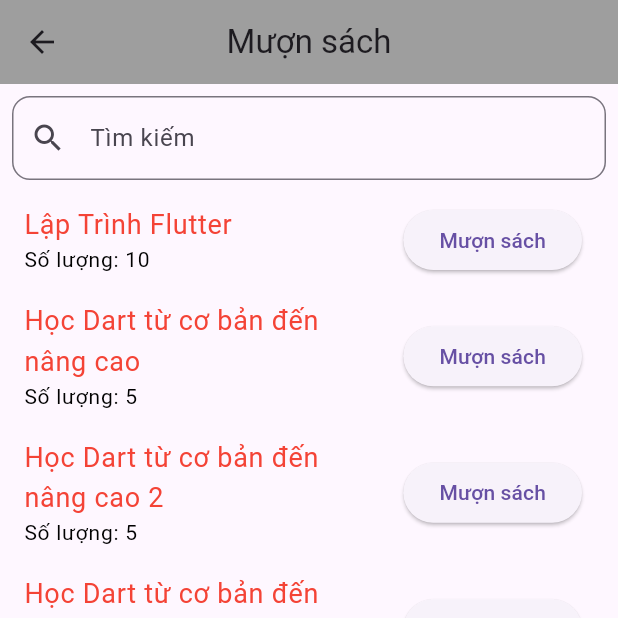
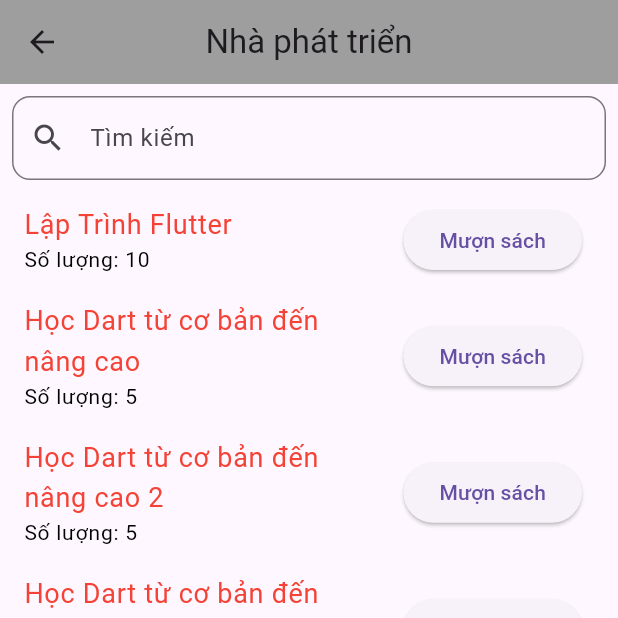
Before and after one commit to nghiep2k3/Moblie_Quan_Ly_Thu_Vien, a Flutter app: the MyApp2 screen opened by its route, on a phone screen of 412 x 824 dp, the top half of it. Run offline on Flutter 3.47's test engine with Material 3 defaults, Android fonts, the light colour scheme and no system bars; our stand-ins replace carousel_slider, font_awesome_flutter, image_picker; network calls fail; Roboto replaces fonts that are missing (nexaRegular).

Commit message:
xong task

```diff
--- a/lib/testcode.dart
+++ b/lib/testcode.dart
@@ -210,7 +210,7 @@
       builder: (context, ui, child) {
         return Scaffold(
           appBar: AppBar(
-            title: const Text('Mượn sách'),
+            title: const Text('Nhà phát triển'),
             centerTitle: true,
             backgroundColor: ui.appBarColor,
           ),
--- a/lib/widgets/components/my_drawer.dart
+++ b/lib/widgets/components/my_drawer.dart
@@ -40,7 +40,7 @@
           ),
           ListTile(
             leading: const Icon(Icons.developer_board),
-            title: const Text("Test"),
+            title: const Text("Chế độ nhà phát triển"),
             onTap: () => Navigator.of(context).popAndPushNamed("/testcode"),
           ),
         ],
```
Also changed, not shown: lib/widgets/managementpage.dart (+10 -10 lines).
